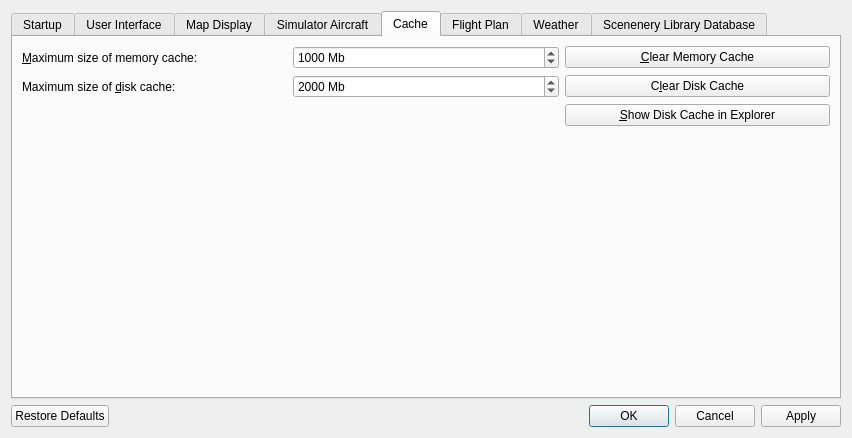
This is src/options/options.ui in albar965/littlenavmap as Qt 5 draws it before an edit. The edited form follows.
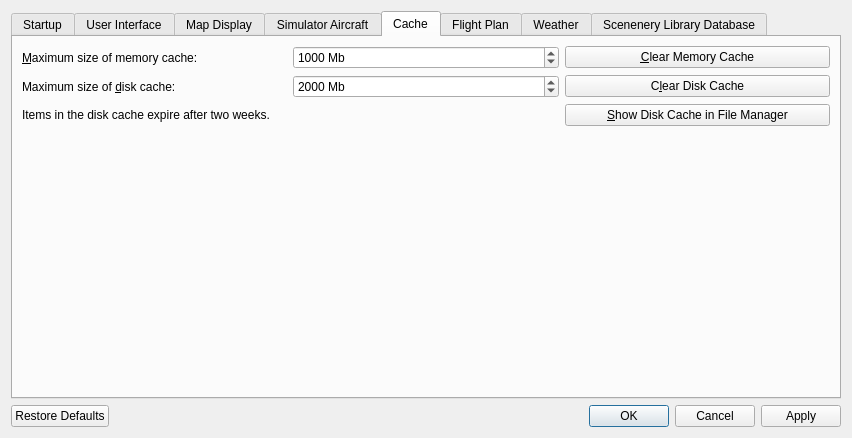
This is the edited form. The open tabs and pages were chosen to show the change.

Commit message: Small improvements to manual and option tooltips.

The edit to the form file:
```diff
--- a/src/options/options.ui
+++ b/src/options/options.ui
@@ -670,7 +670,7 @@
        <item row="2" column="2" alignment="Qt::AlignTop">
         <widget class="QPushButton" name="pushButtonOptionsCacheShow">
          <property name="text">
-          <string>&amp;Show Disk Cache in Explorer</string>
+          <string>&amp;Show Disk Cache in File Manager</string>
          </property>
         </widget>
        </item>
@@ -687,6 +687,13 @@
          </property>
         </spacer>
        </item>
+       <item row="2" column="0" colspan="2">
+        <widget class="QLabel" name="labelOptionsCacheDiskExpiration">
+         <property name="text">
+          <string>Items in the disk cache expire after two weeks.</string>
+         </property>
+        </widget>
+       </item>
       </layout>
      </widget>
      <widget class="QWidget" name="tabOptionsRoute">
```
Left out of the diff: 43 changed lines with no effect on the pictures. The commit also changes 1 other file.
